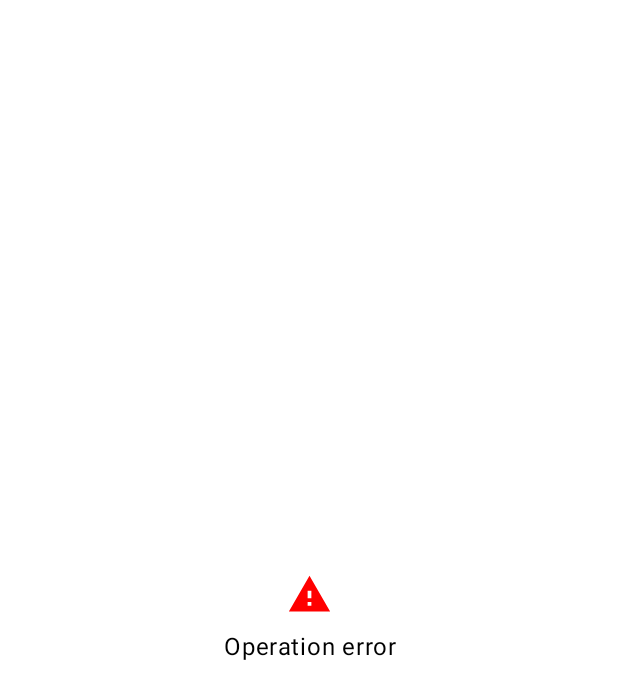
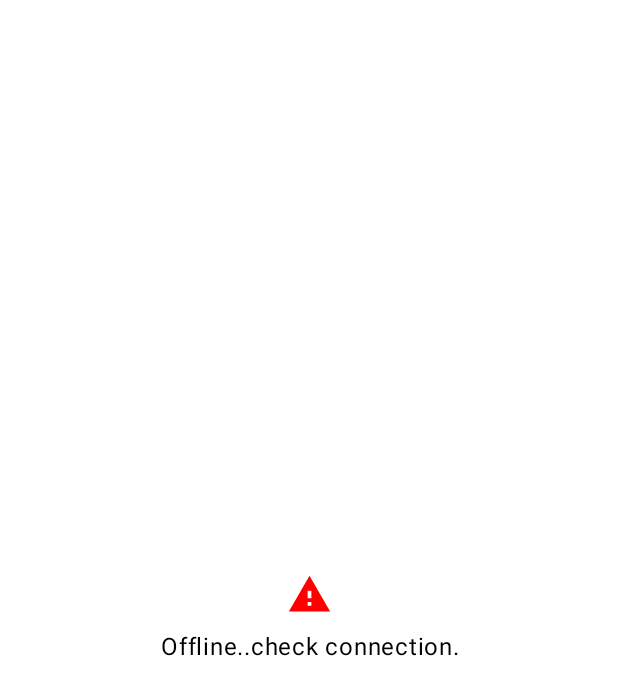
Before and after one commit to JUREXT/KaldiWeather, an Android app built with Jetpack Compose: the @Preview function ErrorViewPreview, on a phone screen of 412 x 824 dp. Shown: the top 699 px of the screen. Run offline under Robolectric (Android 15) with nearby library versions, the phone set to English and light mode, and no system bars.

Commit message:
Updated ErrorView with custom error message param.

```diff
--- a/app/src/main/java/com/programming/kaldiweather/ui/component/AutoCompleteTextField.kt
+++ b/app/src/main/java/com/programming/kaldiweather/ui/component/AutoCompleteTextField.kt
@@ -17,7 +17,6 @@ import androidx.compose.material3.Card
 import androidx.compose.material3.CardDefaults
 import androidx.compose.material3.Text
 import androidx.compose.runtime.Composable
-import androidx.compose.runtime.LaunchedEffect
 import androidx.compose.runtime.getValue
 import androidx.compose.runtime.mutableStateOf
 import androidx.compose.runtime.remember
--- a/app/src/main/java/com/programming/kaldiweather/ui/component/ErrorView.kt
+++ b/app/src/main/java/com/programming/kaldiweather/ui/component/ErrorView.kt
@@ -1,5 +1,6 @@
 package com.programming.kaldiweather.ui.component
 
+import androidx.annotation.StringRes
 import androidx.compose.foundation.layout.Arrangement
 import androidx.compose.foundation.layout.Column
 import androidx.compose.foundation.layout.fillMaxSize
@@ -25,8 +26,11 @@ import com.programming.kaldiweather.ui.theme.KaldiWeatherTheme
 
 @Composable
 fun ErrorView(
-    modifier: Modifier = Modifier
+    modifier: Modifier = Modifier,
+    @StringRes errorMessageRes: Int? = null
 ) {
+    val errorRes = errorMessageRes ?: R.string.general_error_message
+
     Column(
         modifier = modifier,
         verticalArrangement = Arrangement.Center,
@@ -39,7 +43,7 @@ fun ErrorView(
             modifier = Modifier.size(30.dp)
         )
         Text(
-            text = stringResource(id = R.string.general_error_message),
+            text = stringResource(id = errorRes),
             modifier = Modifier
                 .fillMaxWidth()
                 .wrapContentHeight()
@@ -54,7 +58,8 @@ fun ErrorView(
 private fun ErrorViewPreview() {
     KaldiWeatherTheme {
         ErrorView(
-            modifier = Modifier.fillMaxSize()
+            modifier = Modifier.fillMaxSize(),
+            errorMessageRes = R.string.connection_error_message
         )
     }
 }
```
